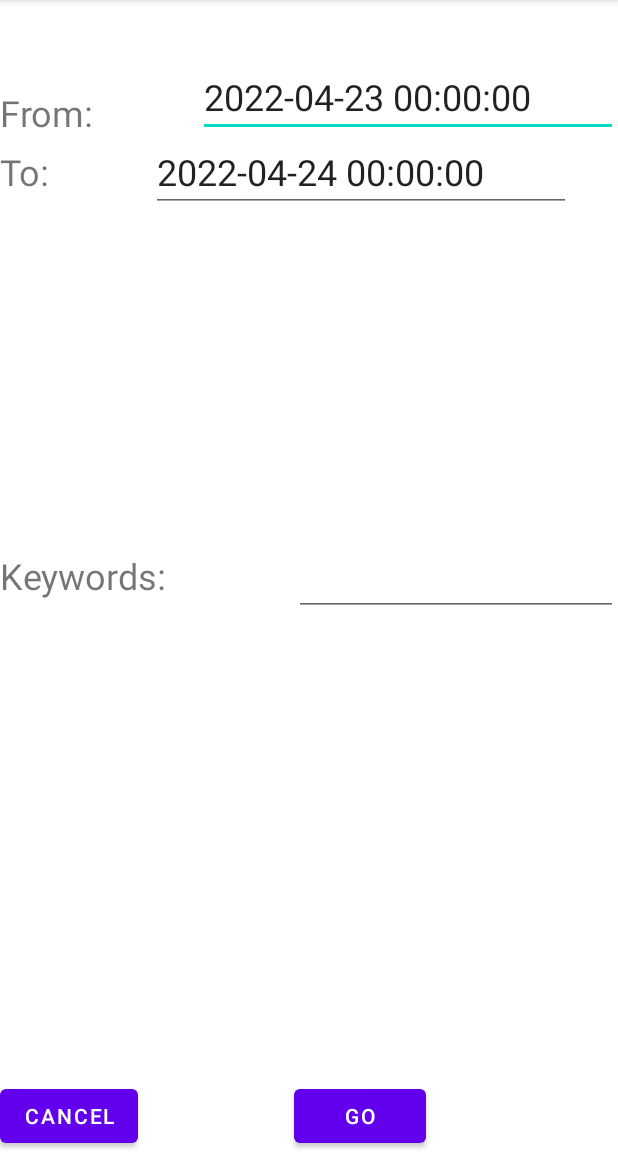
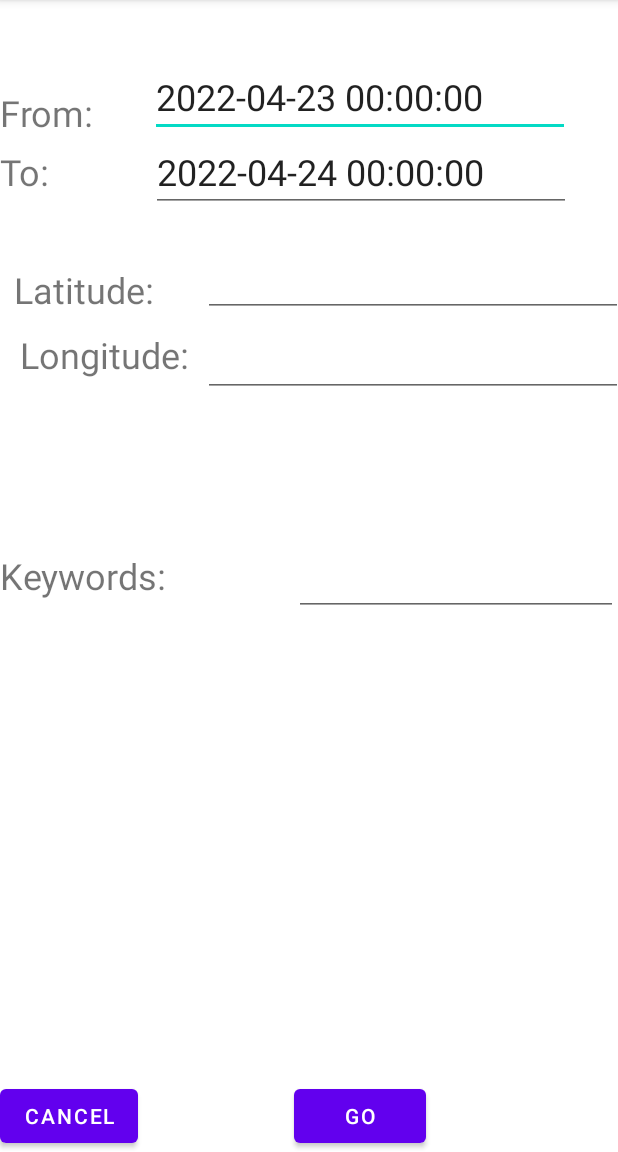
Before and after one commit to SmokeyWen/photo_gallery, an Android app: the SearchActivity screen opened directly, with no data from a screen before it, on a phone screen of 412 x 824 dp, the part 84-1236 px from its top. Run offline under Robolectric (Android 15) with nearby library versions, the phone set to English and light mode, and no system bars.

Commit message:
Tests associated with location based searching created. Lat and Lng values are stored as part of the filename separated by #.

```diff
--- a/app/src/main/java/com/example/photo_gallery/SearchActivity.java
+++ b/app/src/main/java/com/example/photo_gallery/SearchActivity.java
@@ -1,6 +1,7 @@
 package com.example.photo_gallery;
 import androidx.appcompat.app.AppCompatActivity;
 import android.content.Intent; import android.os.Bundle;
+import android.util.Log;
 import android.view.View; import android.widget.EditText;
 import java.text.DateFormat; import java.text.SimpleDateFormat;
 import java.util.Calendar; import java.util.Date;
@@ -33,6 +34,8 @@ public class SearchActivity extends AppCompatActivity {
         EditText from = (EditText) findViewById(R.id.etFromDateTime);
         EditText to = (EditText) findViewById(R.id.etToDateTime);
         EditText keywords = (EditText) findViewById(R.id.etKeywords);
+        Log.i("start timestamp", from.getText() != null ? from.getText().toString() : "");
+        Log.i("end timestamp", to.getText() != null ? to.getText().toString() : "");
         i.putExtra("STARTTIMESTAMP", from.getText() != null ? from.getText().toString() : "");
         i.putExtra("ENDTIMESTAMP", to.getText() != null ? to.getText().toString() : "");
         i.putExtra("KEYWORDS", keywords.getText() != null ? keywords.getText().toString() : "");
--- a/app/src/main/res/layout/activity_search.xml
+++ b/app/src/main/res/layout/activity_search.xml
@@ -11,21 +11,34 @@
         android:layout_width="wrap_content" android:layout_height="wrap_content"
         android:layout_alignBottom="@+id/etFromDateTime" android:layout_alignStart="@+id/btnCancel"
         android:textSize="24sp" />
+
     <EditText
-        android:id="@+id/etFromDateTime" android:inputType="date"
-        android:layout_width="wrap_content" android:layout_height="wrap_content"
-        android:layout_alignParentEnd="true" android:layout_alignParentTop="true"
-        android:layout_marginTop="38dp" android:ems="10" android:textSize="24sp" />
+        android:id="@+id/etFromDateTime"
+        android:layout_width="wrap_content"
+        android:layout_height="wrap_content"
+        android:layout_alignParentTop="true"
+        android:layout_alignParentEnd="true"
+        android:layout_marginTop="38dp"
+        android:layout_marginEnd="32dp"
+        android:ems="10"
+        android:inputType="date"
+        android:textSize="24sp" />
+
     <TextView
         android:id="@+id/tvToDateTime"  android:text="To: "
         android:layout_width="wrap_content" android:layout_height="wrap_content"
         android:layout_alignParentTop="true" android:layout_alignStart="@+id/tvFromDateTime"
         android:layout_marginTop="98dp" android:textSize="24sp" />
+
     <EditText
-        android:id="@+id/etToDateTime" android:inputType="date"
-        android:layout_width="wrap_content" android:layout_height="wrap_content"
-        android:layout_alignBaseline="@+id/tvToDateTime" android:layout_alignParentEnd="true"
-        android:layout_marginEnd="31dp" android:ems="10"
+        android:id="@+id/etToDateTime"
+        android:layout_width="wrap_content"
+        android:layout_height="wrap_content"
+        android:layout_alignBaseline="@+id/tvToDateTime"
+        android:layout_alignParentEnd="true"
+        android:layout_marginEnd="31dp"
+        android:ems="10"
+        android:inputType="date"
         android:textSize="24sp" />
     <TextView
         android:id="@+id/tvKeywords" android:text="Keywords: "
@@ -37,6 +50,53 @@
         android:layout_height="wrap_content" android:layout_alignStart="@+id/go"
         android:layout_centerVertical="true" android:ems="10"
         android:textSize="24sp" />
+
+    <TextView
+        android:id="@+id/tvLat"
+        android:layout_width="wrap_content"
+        android:layout_height="wrap_content"
+        android:layout_alignStart="@+id/btnCancel"
+        android:layout_alignBottom="@+id/etFromDateTime"
+        android:layout_marginStart="9dp"
+        android:layout_marginBottom="-118dp"
+        android:text="Latitude: "
+        android:textSize="24sp" />
+
+    <EditText
+        android:id="@+id/etLat"
+        android:layout_width="wrap_content"
+        android:layout_height="wrap_content"
+        android:layout_alignParentTop="true"
+        android:layout_alignParentEnd="true"
+        android:layout_marginTop="158dp"
+        android:layout_marginEnd="-3dp"
+        android:ems="10"
+        android:inputType="date"
+        android:textSize="24sp" />
+
+    <TextView
+        android:id="@+id/tvLng"
+        android:layout_width="wrap_content"
+        android:layout_height="wrap_content"
+        android:layout_alignStart="@+id/btnCancel"
+        android:layout_alignBottom="@+id/etFromDateTime"
+        android:layout_marginStart="13dp"
+        android:layout_marginBottom="-161dp"
+        android:text="Longitude: "
+        android:textSize="24sp" />
+
+    <EditText
+        android:id="@+id/etLng"
+        android:layout_width="wrap_content"
+        android:layout_height="wrap_content"
+        android:layout_alignParentTop="true"
+        android:layout_alignParentEnd="true"
+        android:layout_marginTop="211dp"
+        android:layout_marginEnd="-3dp"
+        android:ems="10"
+        android:inputType="date"
+        android:textSize="24sp" />
+
     <Button
         android:id="@+id/btnCancel" android:text="Cancel" android:onClick="cancel"
         android:layout_width="wrap_content" android:layout_height="wrap_content"
```
Also changed, not shown: app/src/main/java/com/example/photo_gallery/MainActivity.java (+5 -5 lines), 1 other file.
